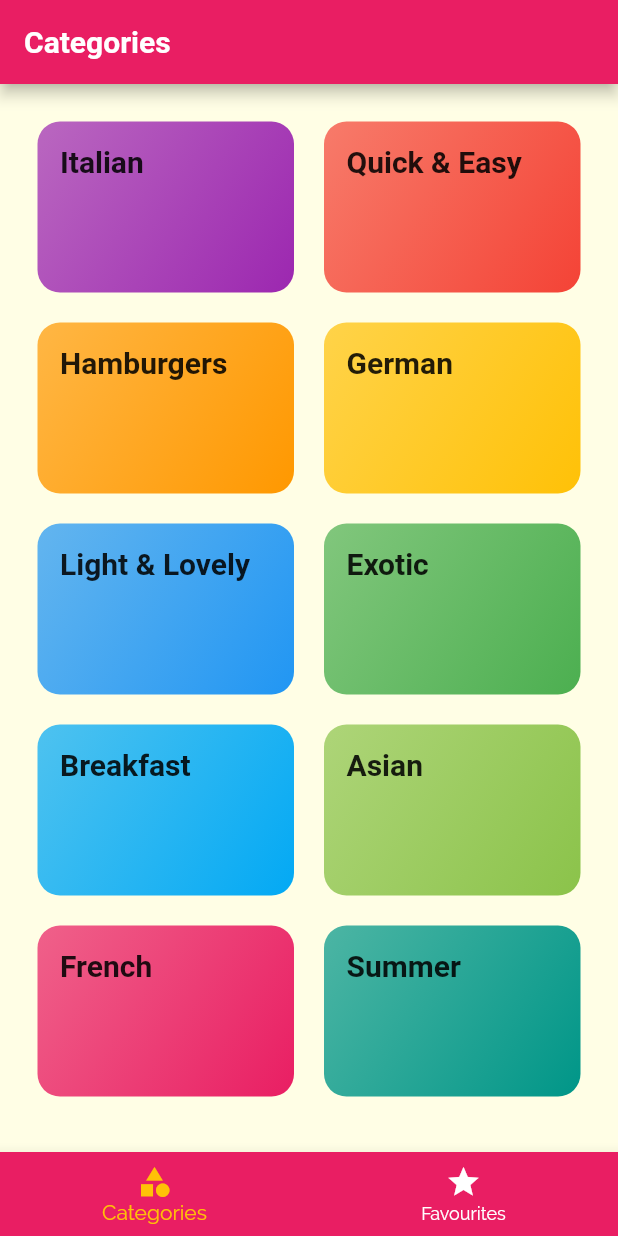
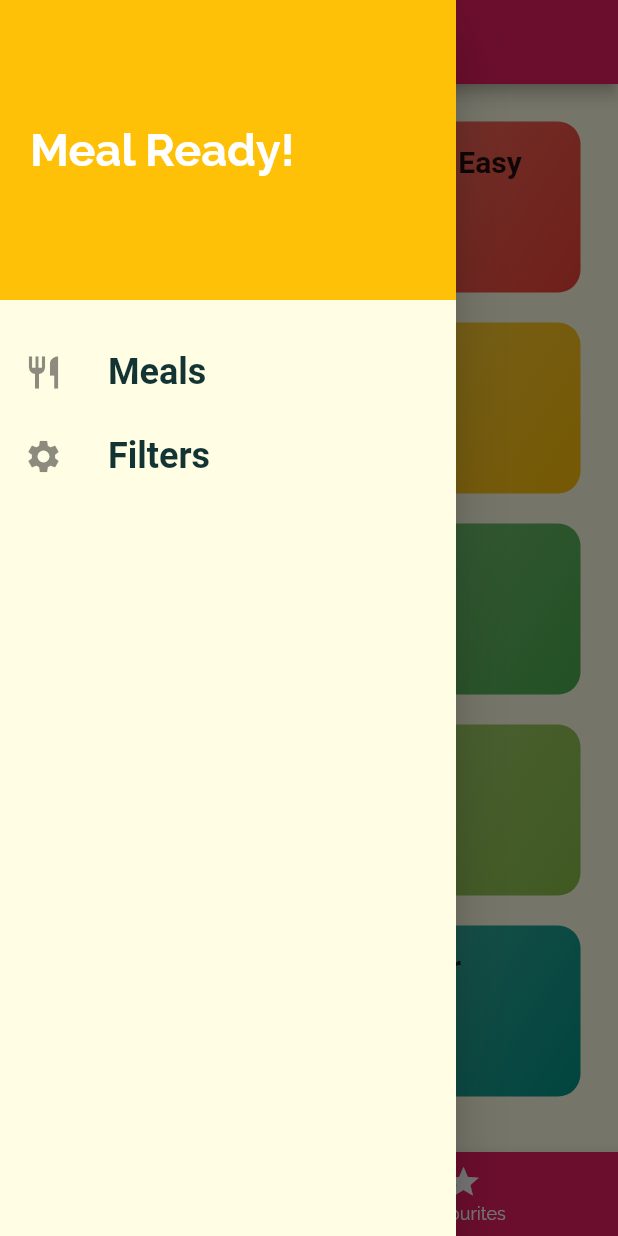
Before and after one commit to learner0408/meals_app, a Flutter app: the screen it shows after launch, with the side drawer open (before the commit the screen has no drawer), on a phone screen of 412 x 824 dp. Run offline on Flutter 3.47's test engine with Material 2 defaults, Android fonts, the phone set to English and light mode, and no system bars; Roboto replaces fonts that are missing (RobotoCondensed).

Commit message:
Added Drawer

```diff
--- a/lib/main.dart
+++ b/lib/main.dart
@@ -1,4 +1,5 @@
 import 'package:flutter/material.dart';
+import 'package:meals_app/screens/filters_screen.dart';
 import 'package:meals_app/screens/tabs_screen.dart';
 
 import './screens/meal_detail_screen.dart';
@@ -30,10 +31,11 @@ class MyApp extends StatelessWidget {
       theme: theme.copyWith(
         colorScheme: theme.colorScheme.copyWith(secondary: Colors.amber),
       ),
-      home: TabsScreen(),
       routes: {
+        '/': (ctx) => TabsScreen(),
         MealsScreen.routeName: (ctx) => MealsScreen(),
-        MealDetailScreen.routeName: (ctx) => MealDetailScreen()
+        MealDetailScreen.routeName: (ctx) => MealDetailScreen(),
+        FiltersScreen.routeName: (ctx) => FiltersScreen()
       },
       onUnknownRoute: (settings) {
         return MaterialPageRoute(builder: (ctx) => CategoriesScreen());
--- /dev/null
+++ b/lib/screens/filters_screen.dart
@@ -0,0 +1,20 @@
+import 'package:flutter/material.dart';
+
+import '../widgets/main_drawer.dart';
+
+class FiltersScreen extends StatelessWidget {
+  //const FiltersScreen({ Key? key }) : super(key: key);
+  static const routeName = '/filters';
+  @override
+  Widget build(BuildContext context) {
+    return Scaffold(
+      appBar: AppBar(
+        title: const Text('Filters'),
+      ),
+      drawer: MainDrawer(),
+      body: Center(
+        child: Text("Apply Filters!"),
+      ),
+    );
+  }
+}
--- a/lib/screens/tabs_screen.dart
+++ b/lib/screens/tabs_screen.dart
@@ -1,5 +1,6 @@
 import 'package:flutter/material.dart';
 
+import '../widgets/main_drawer.dart';
 import './favorites_screen.dart';
 import './categories_screen.dart';
 
@@ -39,19 +40,20 @@ class _TabsScreenState extends State<TabsScreen> {
         //   )
         // ]),
       ),
+      drawer: MainDrawer(),
       body: _pages[_selectedTabIndex]['page'] as Widget,
       bottomNavigationBar: BottomNavigationBar(
         backgroundColor: Theme.of(context).primaryColor,
         onTap: _selectTab,
         items: [
           BottomNavigationBarItem(
-              icon: Icon(
+              icon: const Icon(
                 Icons.category,
               ),
               label: "Categories",
               backgroundColor: Theme.of(context).primaryColor),
           BottomNavigationBarItem(
-              icon: Icon(
+              icon: const Icon(
                 Icons.star,
               ),
               label: "Favourites",
--- /dev/null
+++ b/lib/widgets/main_drawer.dart
@@ -0,0 +1,56 @@
+import 'package:flutter/material.dart';
+
+import '../screens/filters_screen.dart';
+
+class MainDrawer extends StatelessWidget {
+  //const MainDrawer({ Key? key }) : super(key: key);
+
+  Widget buildListTile(String title, IconData icon, Function tapHandler) {
+    return ListTile(
+        leading: Icon(
+          icon,
+          size: 26,
+        ),
+        title: Text(
+          title,
+          style: const TextStyle(
+              fontSize: 24,
+              fontFamily: 'RobotoCondensed',
+              fontWeight: FontWeight.bold),
+        ),
+        onTap: () => tapHandler());
+  }
+
+  @override
+  Widget build(BuildContext context) {
+    return Drawer(
+      child: Column(
+        children: [
+          Container(
+            height: 200,
+            width: double.infinity,
+            alignment: Alignment.centerLeft,
+            padding: const EdgeInsets.all(20),
+            color: Theme.of(context).colorScheme.secondary,
+            child: const Text(
+              "Meal Ready!",
+              style: TextStyle(
+                  color: Colors.white,
+                  fontSize: 30,
+                  fontWeight: FontWeight.w700),
+            ),
+          ),
+          const SizedBox(
+            height: 20,
+          ),
+          buildListTile("Meals", Icons.restaurant, () {
+            Navigator.of(context).pushReplacementNamed('/');
+          }),
+          buildListTile("Filters", Icons.settings, () {
+            Navigator.of(context).pushReplacementNamed(FiltersScreen.routeName);
+          })
+        ],
+      ),
+    );
+  }
+}
```
